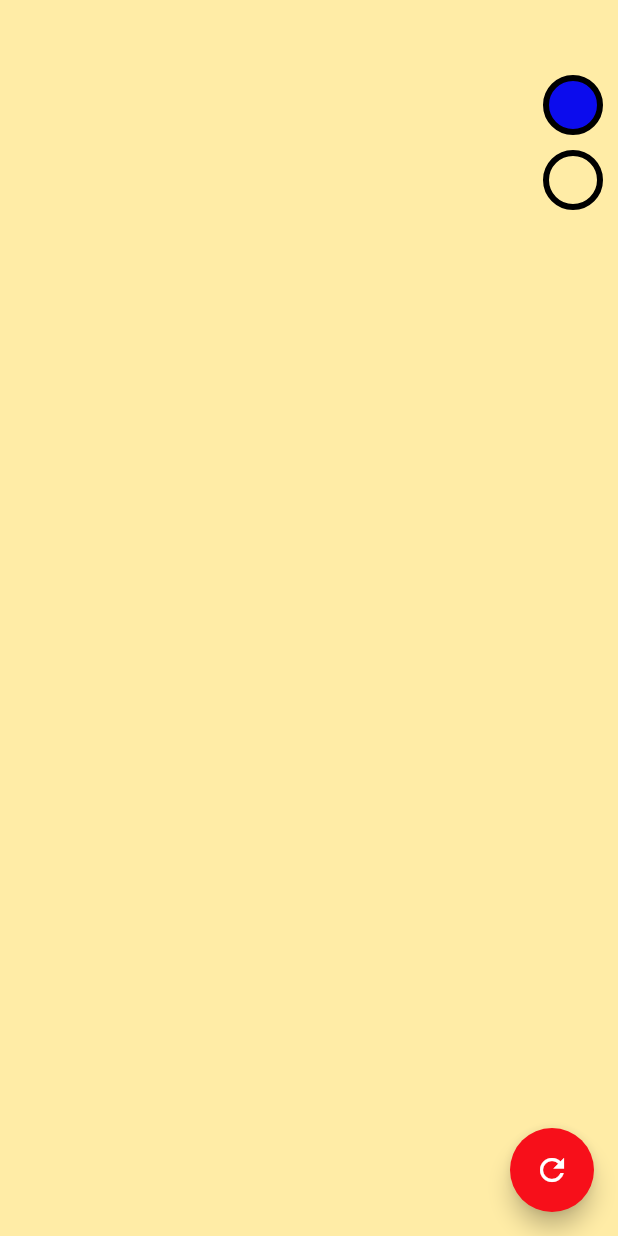
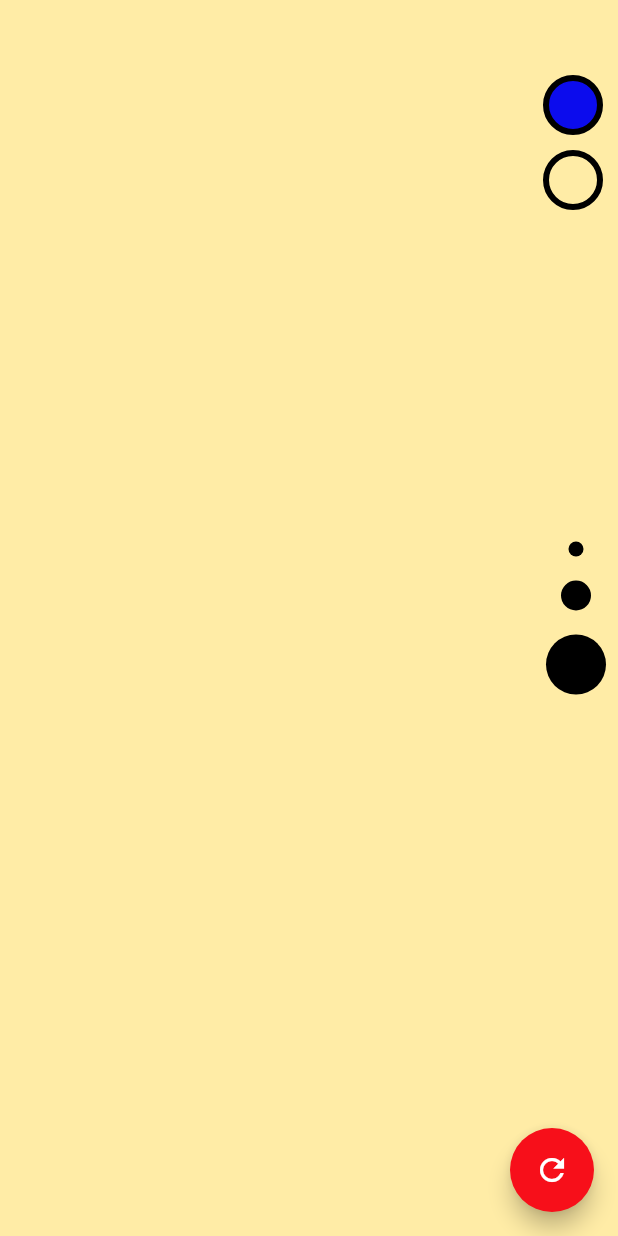
Before and after one commit to AadumKhor/sketching-app, a Flutter app: the screen it shows after launch, after a tap on the "refresh" icon, on a phone screen of 412 x 824 dp. Run offline on Flutter 3.47's test engine with Material 2 defaults, Android fonts, the phone set to English and light mode, and no system bars; our stand-ins replace flutter_colorpicker.

Commit message:
Breakig changes

```diff
--- a/lib/screens/sketching_screen.dart
+++ b/lib/screens/sketching_screen.dart
@@ -12,47 +12,61 @@ class SketchingScreen extends StatefulWidget {
 
 class _SketchingScreenState extends State<SketchingScreen>
     implements SketchingMethods {
-  late List<Offset?> points;
   static const startingColor = SketchingColors.blue;
   static const backgroundColor = SketchingColors.backgroundDefault;
+  static const strokeWidths = [1.0, 2.0, 4.0];
+
+  late List<Line> lines;
+  late Line line;
   late Color currentBrushColor;
   late Color currentBackgroundColor;
+  late int selectedIndex; // for stroke width
 
   @override
   void onPanUpdate(DragUpdateDetails details) {
     RenderBox box = context.findRenderObject() as RenderBox;
     Offset point = box.globalToLocal(details.globalPosition);
+    List<Offset> path = List.from(line.path)..add(point);
+    line = Line(path, currentBrushColor, getStrokeWidth());
+
     setState(() {
-      points = List.from(points)..add(point);
+      if (lines.isEmpty) {
+        lines.add(line);
+      } else {
+        lines[lines.length - 1] = line;
+      }
     });
   }
 
   @override
   void onPanEnd(DragEndDetails details) {
-    points.add(null);
+    setState(() {
+      lines.add(line);
+    });
   }
 
   @override
   void onPanStart(DragStartDetails details) {
-    RenderBox box = context.findRenderObject() as RenderBox;
-    Offset point = box.globalToLocal(details.globalPosition);
+    final box = context.findRenderObject() as RenderBox;
+    final point = box.globalToLocal(details.globalPosition);
     setState(() {
-      points = [point];
+      line = Line([point], currentBrushColor, getStrokeWidth());
     });
   }
 
   @override
   void initState() {
     super.initState();
-    points = [];
+    lines = [];
     currentBrushColor = startingColor;
     currentBackgroundColor = backgroundColor;
+    selectedIndex = 0;
   }
 
   @override
   void dispose() {
     super.dispose();
-    points.clear();
+    lines.clear();
   }
 
   void changeBrushColor(Color color) {
@@ -67,6 +81,10 @@ class _SketchingScreenState extends State<SketchingScreen>
     Navigator.of(context).pop();
   }
 
+  double getStrokeWidth() {
+    return strokeWidths[selectedIndex] * 5.0;
+  }
+
   @override
   Widget build(BuildContext context) {
     return Scaffold(
@@ -78,8 +96,7 @@ class _SketchingScreenState extends State<SketchingScreen>
             onPanEnd: onPanEnd,
             onPanStart: onPanStart,
             onPanUpdate: onPanUpdate,
-            points: points,
-            brushColor: currentBrushColor,
+            lines: lines,
             backgroundColor: currentBackgroundColor,
           ),
           SketchingColorPicker(
@@ -107,7 +124,15 @@ class _SketchingScreenState extends State<SketchingScreen>
                     ),
                   )
                 ]);
-              })
+              }),
+          SketchingStrokeWidth(
+              onTapStrokeWidth: (int index) {
+                setState(() {
+                  selectedIndex = index;
+                });
+              },
+              selectedIndex: selectedIndex,
+              strokeWidths: strokeWidths)
         ],
       ),
       floatingActionButton: FloatingActionButton(
@@ -116,7 +141,7 @@ class _SketchingScreenState extends State<SketchingScreen>
         tooltip: 'Clear Screen',
         onPressed: () {
           setState(() {
-            points = [];
+            lines = [];
           });
         },
       ),
--- a/lib/utils/index.dart
+++ b/lib/utils/index.dart
@@ -1,2 +1,3 @@
 export './sketching_methods.dart';
 export './sketching_colors.dart';
+export './line.dart';
--- /dev/null
+++ b/lib/utils/line.dart
@@ -0,0 +1,9 @@
+import 'package:flutter/material.dart';
+
+class Line {
+  final List<Offset> path;
+  final Color color;
+  final double width;
+
+  Line(this.path, this.color, this.width);
+}
--- a/lib/widgets/sketcher.dart
+++ b/lib/widgets/sketcher.dart
@@ -3,16 +3,15 @@ import 'package:sketching/utils/index.dart';
 
 class Sketcher extends CustomPainter {
   //list of points which are to be painted
-  final List<Offset?> points;
-  final Color? brushColor;
+  final List<Line> lines;
 
-  Sketcher(this.points, {this.brushColor = SketchingColors.blue});
+  Sketcher(this.lines);
 
   @override
   void paint(Canvas canvas, Size size) {
     //properties of the paint used to draw
     Paint paint = Paint()
-      ..color = brushColor!
+      ..color = SketchingColors.blue
       ..strokeCap = StrokeCap.round
       ..strokeWidth = 5.0;
 
@@ -20,16 +19,17 @@ class Sketcher extends CustomPainter {
     // check if the initial and final points
     // are not null. If not null then draw using
     // canvas function.
-    for (int i = 0; i < points.length - 1; ++i) {
-      if (points[i] == null) continue;
-      if (points[i + 1] != null) {
-        canvas.drawLine(points[i]!, points[i + 1]!, paint);
+    for (int i = 0; i < lines.length; ++i) {
+      for (int j = 0; j < lines[i].path.length - 1; ++j) {
+        paint.color = lines[i].color;
+        paint.strokeWidth = lines[i].width;
+        canvas.drawLine(lines[i].path[j], lines[i].path[j + 1], paint);
       }
     }
   }
 
   @override
   bool shouldRepaint(Sketcher oldDelegate) {
-    return oldDelegate.points != points;
+    return oldDelegate.lines != lines;
   }
 }
--- a/lib/widgets/sketching_area.dart
+++ b/lib/widgets/sketching_area.dart
@@ -3,21 +3,19 @@ import 'package:sketching/utils/index.dart';
 import 'package:sketching/widgets/sketcher.dart';
 
 class SketchingArea extends StatelessWidget {
-  final List<Offset?> points;
+  final List<Line> lines;
   final PanUpdate onPanUpdate;
   final PanEnd onPanEnd;
   final PanStart onPanStart;
   final Color? backgroundColor;
-  final Color? brushColor;
 
   const SketchingArea(
       {Key? key,
       this.backgroundColor = SketchingColors.backgroundDefault,
-      this.brushColor,
       required this.onPanEnd,
       required this.onPanStart,
       required this.onPanUpdate,
-      required this.points})
+      required this.lines})
       : super(key: key);
 
   @override
@@ -32,7 +30,7 @@ class SketchingArea extends StatelessWidget {
             height: MediaQuery.of(context).size.height,
             color: backgroundColor,
             child: CustomPaint(
-              painter: Sketcher(points, brushColor: brushColor),
+              painter: Sketcher(lines),
             )),
       ),
     );
--- a/lib/widgets/sketching_stroke_width.dart
+++ b/lib/widgets/sketching_stroke_width.dart
@@ -1,4 +1,5 @@
 import 'package:flutter/material.dart';
+import 'package:sketching/utils/index.dart';
 
 class SketchingStrokeWidth extends StatelessWidget {
   final List<double> strokeWidths;
@@ -14,7 +15,30 @@ class SketchingStrokeWidth extends StatelessWidget {
 
   @override
   Widget build(BuildContext context) {
-    return Container();
+    return Align(
+      alignment: Alignment.centerRight,
+      child: Column(
+        mainAxisAlignment: MainAxisAlignment.center,
+        crossAxisAlignment: CrossAxisAlignment.center,
+        mainAxisSize: MainAxisSize.max,
+        children: List.generate(
+            3,
+            (index) => Padding(
+                  padding: const EdgeInsets.all(8.0),
+                  child: GestureDetector(
+                      onTap: () {
+                        onTapStrokeWidth(index);
+                      },
+                      child: Container(
+                        width: strokeWidths[index] * 10.0,
+                        height: strokeWidths[index] * 10.0,
+                        decoration: const BoxDecoration(
+                            shape: BoxShape.circle,
+                            color: SketchingColors.black),
+                      )),
+                )),
+      ),
+    );
   }
 }
 
```
